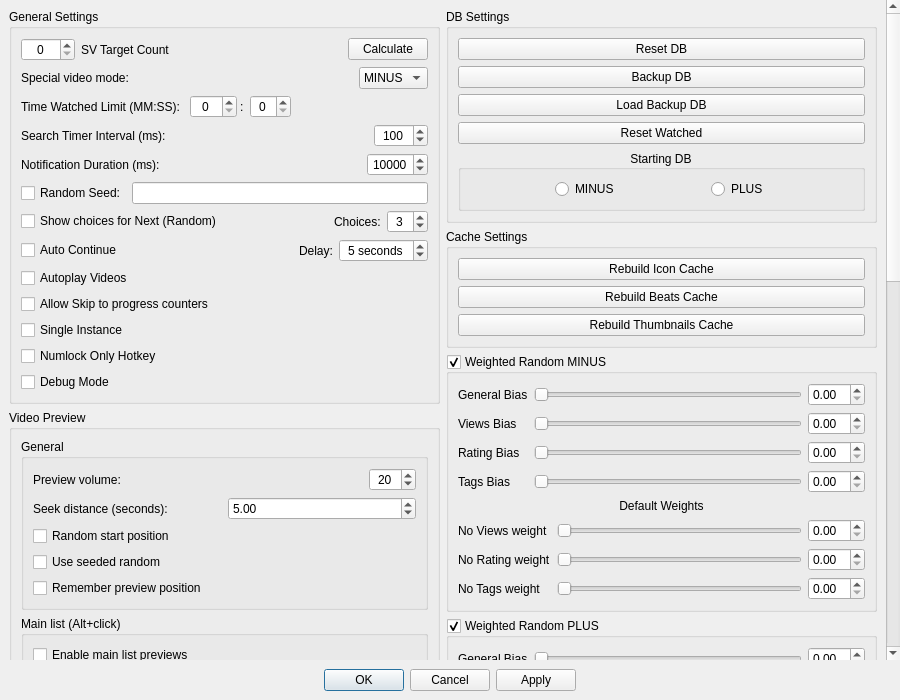
The window that MediaManager/src/QtClasses/UI/Form Files/SettingsDialog.ui (PaunescuAndrei/MediaManager) describes before a commit, drawn with Qt 5.
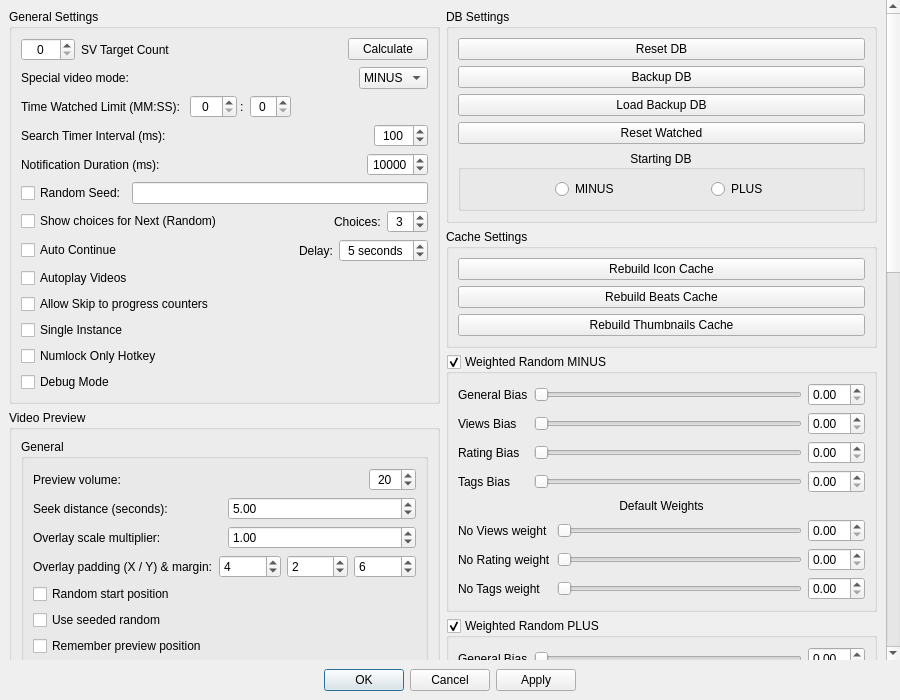
The same window after the commit. Custom widgets are drawn as their Qt base class.

Commit message: added preview overlay settings and scaling

Diff of the .ui file:
```diff
--- a/MediaManager/src/QtClasses/UI/Form Files/SettingsDialog.ui
+++ b/MediaManager/src/QtClasses/UI/Form Files/SettingsDialog.ui
@@ -697,6 +697,114 @@
                  </layout>
                 </widget>
                </item>
+              <item>
+               <widget class="QWidget" name="previewOverlayScaleWidget" native="true">
+                <layout class="QHBoxLayout" name="horizontalLayout_previewOverlayScale">
+                 <property name="leftMargin">
+                  <number>0</number>
+                 </property>
+                 <property name="topMargin">
+                  <number>0</number>
+                 </property>
+                 <property name="rightMargin">
+                  <number>0</number>
+                 </property>
+                 <property name="bottomMargin">
+                  <number>0</number>
+                 </property>
+                 <item>
+                  <widget class="QLabel" name="previewOverlayScaleLabel">
+                   <property name="text">
+                    <string>Overlay scale multiplier:</string>
+                   </property>
+                  </widget>
+                 </item>
+                 <item>
+                  <widget class="QDoubleSpinBox" name="previewOverlayScale">
+                   <property name="focusPolicy">
+                    <enum>Qt::FocusPolicy::StrongFocus</enum>
+                   </property>
+                   <property name="minimum">
+                    <double>0.100000000000000</double>
+                   </property>
+                   <property name="maximum">
+                    <double>5.000000000000000</double>
+                   </property>
+                   <property name="singleStep">
+                    <double>0.050000000000000</double>
+                   </property>
+                   <property name="value">
+                    <double>1.000000000000000</double>
+                   </property>
+                  </widget>
+                 </item>
+                </layout>
+               </widget>
+              </item>
+              <item>
+               <widget class="QWidget" name="previewOverlayPadWidget" native="true">
+                <layout class="QHBoxLayout" name="horizontalLayout_previewOverlayPad">
+                 <property name="leftMargin">
+                  <number>0</number>
+                 </property>
+                 <property name="topMargin">
+                  <number>0</number>
+                 </property>
+                 <property name="rightMargin">
+                  <number>0</number>
+                 </property>
+                 <property name="bottomMargin">
+                  <number>0</number>
+                 </property>
+                 <item>
+                  <widget class="QLabel" name="previewOverlayPadLabel">
+                   <property name="text">
+                    <string>Overlay padding (X / Y) &amp; margin:</string>
+                   </property>
+                  </widget>
+                 </item>
+                 <item>
+                  <widget class="QSpinBox" name="previewOverlayPadX">
+                   <property name="focusPolicy">
+                    <enum>Qt::FocusPolicy::StrongFocus</enum>
+                   </property>
+                   <property name="maximum">
+                    <number>96</number>
+                   </property>
+                   <property name="value">
+                    <number>4</number>
+                   </property>
+                  </widget>
+                 </item>
+                 <item>
+                  <widget class="QSpinBox" name="previewOverlayPadY">
+                   <property name="focusPolicy">
+                    <enum>Qt::FocusPolicy::StrongFocus</enum>
+                   </property>
+                   <property name="maximum">
+                    <number>96</number>
+                   </property>
+                   <property name="value">
+                    <number>2</number>
+                   </property>
+                  </widget>
+                 </item>
+                 <item>
+                  <widget class="QSpinBox" name="previewOverlayMargin">
+                   <property name="focusPolicy">
+                    <enum>Qt::FocusPolicy::StrongFocus</enum>
+                   </property>
+                   <property name="maximum">
+                    <number>128</number>
+                   </property>
+                   <property name="value">
+                    <number>6</number>
+                   </property>
+                  </widget>
+                 </item>
+                </layout>
+               </widget>
+              </item>
                <item>
                <widget class="QCheckBox" name="previewRandomStart">
                 <property name="text">
```
Lines whose indentation alone changed are shown as unchanged. The commit also changes 9 other files.
